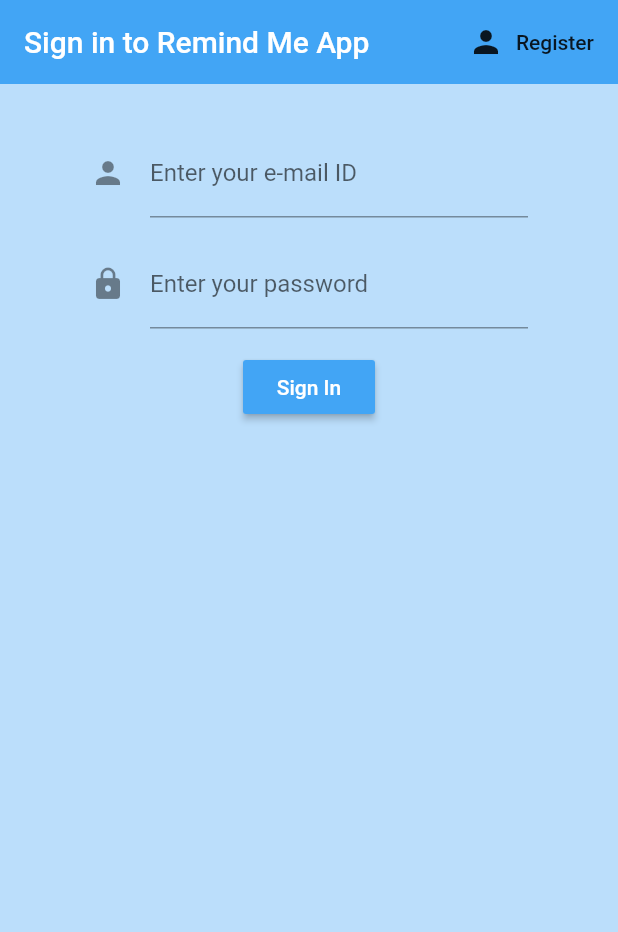
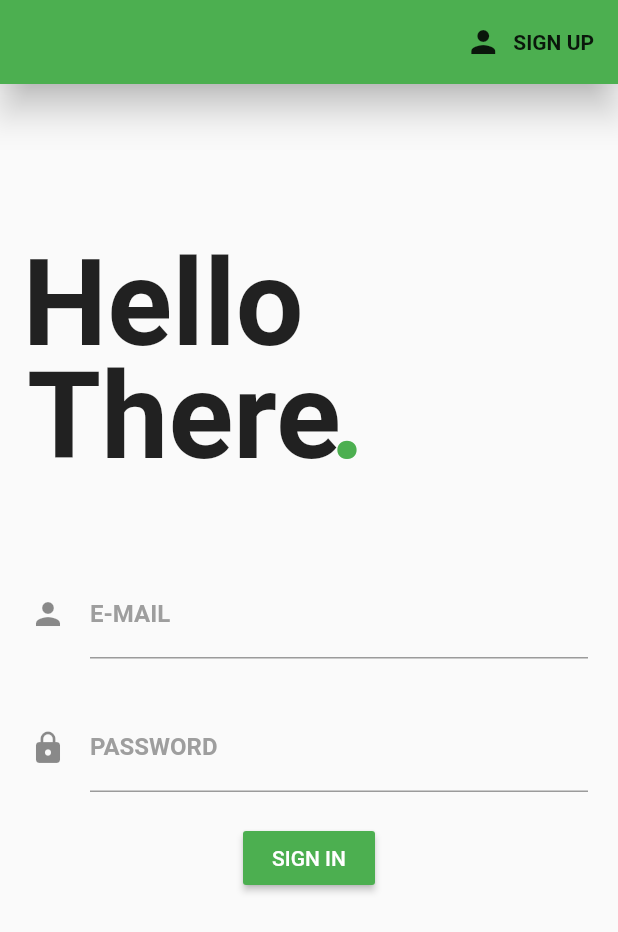
Before and after one commit to ddarshney/reminderapp, a Flutter app: the screen it shows after launch, on a phone screen of 412 x 824 dp. Shown: the top 932 px of the screen. Run offline on Flutter 3.47's test engine with Material 2 defaults, Android fonts, the phone set to English and light mode, and no system bars; our stand-ins replace firebase_auth, firebase_core; accounts and stored records are empty.

Commit message:
Update sign_in.dart

```diff
--- a/lib/screens/authentication/sign_in.dart
+++ b/lib/screens/authentication/sign_in.dart
@@ -20,54 +20,89 @@ class _SignInState extends State<SignIn> {
 
   @override
   Widget build(BuildContext context) {
-    return Scaffold(
-      backgroundColor: Colors.blue[100],
+    return new Scaffold(
       appBar: AppBar(
-        backgroundColor: Colors.blue[400],
-        elevation: 0.0,
-        title: Text('Sign in to Remind Me App'),
+        backgroundColor: Colors.green,
+        elevation: 10.0,
         actions: <Widget>[
           FlatButton.icon(
             icon: Icon(Icons.person),
-            label: Text('Register'),
+            label: Text('SIGN UP',
+            style:TextStyle(fontWeight: FontWeight.bold,
+
+            ),),
             onPressed: () => widget.toggleView(),
           ),
         ],
       ),
-      body: Container(
-        padding: EdgeInsets.symmetric(vertical: 15.0, horizontal: 60.0),
+      resizeToAvoidBottomPadding: false,
+      body: Column(
+          crossAxisAlignment: CrossAxisAlignment.start,
+          children: <Widget>[
+        Container(
+        child: Stack(
+          children: <Widget>[
+          Container(
+            padding: EdgeInsets.fromLTRB(15.0, 100.0, 0.0, 0.0),
+            child: Text('Hello',
+            style: TextStyle(fontSize: 80.0, fontWeight: FontWeight.bold)),
+    ),
+          Container(
+          padding: EdgeInsets.fromLTRB(18.0, 175.0, 0.0, 0.0),
+            child: Text('There',
+            style: TextStyle(fontSize: 80.0, fontWeight: FontWeight.bold)),
+    ),
+          Container(
+            padding: EdgeInsets.fromLTRB(220.0, 175.0, 0.0, 0.0),
+            child: Text('.',
+              style: TextStyle(fontSize: 80.0,fontWeight: FontWeight.bold,color: Colors.green)),
+          )
+        ],
+      ),
+    ),
+          Container(
+            padding: EdgeInsets.only(top: 35.0, left: 20.0, right: 20.0),
             child: Form(
               key: _formKey,
               child: Column(
                 children: <Widget>[
                   SizedBox(
-                height: 15.0,
+                    height: 20.0,
                   ),
                   TextFormField(
                     decoration: InputDecoration(
                         icon: Icon(Icons.person),
-                    labelText: 'Enter your e-mail ID'),
-                validator: (val) => val.isEmpty ? 'No e-mail ID entered' : null,
+                        labelText: 'E-MAIL',
+                        labelStyle:TextStyle(
+                          fontWeight: FontWeight.bold, color: Colors.grey),
+    focusedBorder: UnderlineInputBorder(
+    borderSide: BorderSide(color: Colors.green))),
+                    validator: (val) => val.isEmpty ? 'NO E-MAIL ID ENTERED' : null,
                     onChanged: (val) {
                       setState(() => email = val);
                     },
                   ),
-              SizedBox(height: 15.0),
+              SizedBox(height: 30.0),
               TextFormField(
                 decoration: InputDecoration(
-                    icon: Icon(Icons.lock), labelText: 'Enter your password'),
+                    icon: Icon(Icons.lock), labelText: 'PASSWORD',
+    labelStyle:TextStyle(
+    fontWeight: FontWeight.bold, color: Colors.grey),
+    focusedBorder: UnderlineInputBorder(
+    borderSide: BorderSide(color: Colors.green))),
+                obscureText: true,
                 validator: (val) => val.length < 6
-                    ? 'Enter a password with 6 or more characters'
+                    ? 'PASSWORD SHOULD HAVE 6 OR MORE CHARACTERS'
                     : null,
                 onChanged: (val) {
                   setState(() => password = val);
                 },
               ),
-              SizedBox(height: 15.0),
+              SizedBox(height: 20.0),
               RaisedButton(
-                  color: Colors.blue[400],
+                  color: Colors.green,
                   child: Text(
-                    'Sign In',
+                    'SIGN IN',
                     style: TextStyle(color: Colors.white),
                   ),
                   onPressed: () async {
@@ -76,12 +111,12 @@ class _SignInState extends State<SignIn> {
                       await _auth.signinwithemailpassword(email, password);
                       if (result == null) {
                         setState(() {
-                          error = 'Could not sign in with those credentials';
+                          error = 'ERROR SIGNING IN';
                         });
                       }
                     }
                   }),
-              SizedBox(height: 20.0),
+
                   Text(
                     error,
                     style: TextStyle(color: Colors.red, fontSize: 15.0),
@@ -90,6 +125,8 @@ class _SignInState extends State<SignIn> {
           ),
         ),
             ),
+            ],
+      ),
     );
   }
 }
```
Lines whose indentation alone changed are shown as unchanged.
